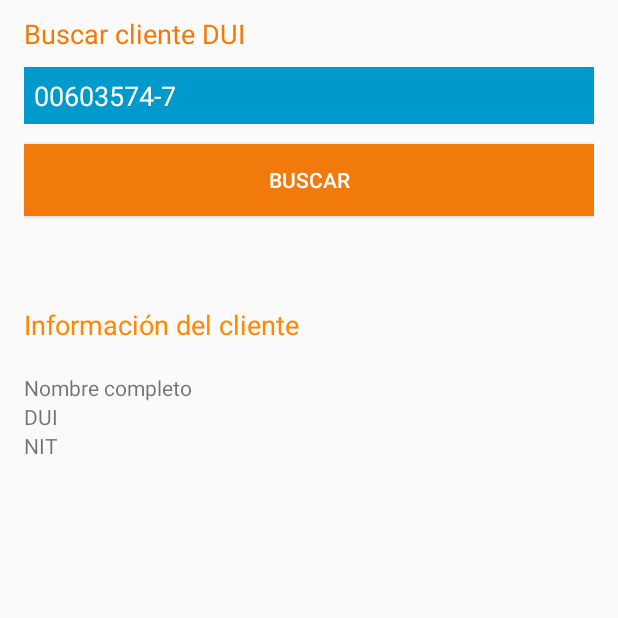
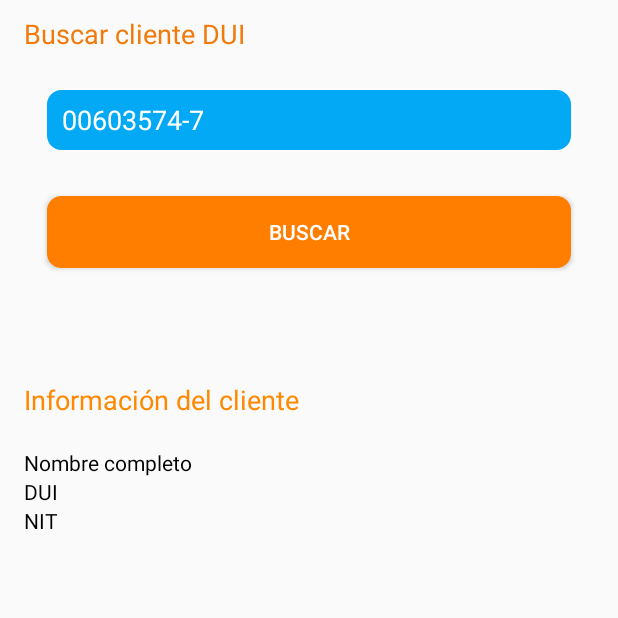
Before and after one commit to RicardoMartinez9608/android_api, an Android app: the fragment GreenFragment shown on its own in the app's theme, on a phone screen of 412 x 824 dp, the top half of it. Run offline under Robolectric (Android 15) with nearby library versions, the light colour scheme and no system bars.

Commit message:
mejoras a la visualizacion de la aplicacion

```diff
--- a/app/src/main/res/layout/fragment_green.xml
+++ b/app/src/main/res/layout/fragment_green.xml
@@ -27,23 +27,26 @@
         <EditText
             android:id="@+id/parametro"
             android:layout_width="match_parent"
-            android:layout_height="wrap_content"
-            android:background="@android:color/holo_blue_dark"
+            android:layout_height="40dp"
             android:ems="10"
+            android:background="@drawable/borde_redondo_textbox"
+            android:textColor="@android:color/background_light"
+            android:hint="DUI"
+            android:textColorHint="@android:color/white"
             android:inputType="phone"
-            android:padding="10px"
-            android:maxLength="10"
-            android:text="       - "
-            android:textColor="@android:color/background_light" />
+            android:paddingLeft="10dp"
+            android:layout_margin="15dp"
+            android:maxLength="10" />
 
         <Button
             android:id="@+id/buscar"
             android:layout_width="match_parent"
             android:layout_height="wrap_content"
             android:layout_marginTop="20px"
-            android:background="?android:attr/colorActivatedHighlight"
+            android:background="@drawable/borde_redondo_botones"
             android:text="Buscar"
             android:textColor="@android:color/background_light"
+            android:layout_margin="15dp"
             android:onClick="onClick"/>
 
         <TextView
@@ -60,25 +63,29 @@
             android:id="@+id/nombre_completo"
             android:layout_width="match_parent"
             android:layout_height="wrap_content"
-            android:text="Nombre completo" />
+            android:text="Nombre completo"
+            android:textColor="@android:color/black"/>
 
         <TextView
             android:id="@+id/dui"
             android:layout_width="match_parent"
             android:layout_height="wrap_content"
-            android:text="DUI" />
+            android:text="DUI"
+            android:textColor="@android:color/black"/>
 
         <TextView
             android:id="@+id/nit"
             android:layout_width="match_parent"
             android:layout_height="wrap_content"
-            android:text="NIT" />
+            android:text="NIT"
+            android:textColor="@android:color/black"/>
 
         <TextView
             android:id="@+id/id"
             android:layout_width="match_parent"
             android:layout_height="wrap_content"
-            android:text="" />
+            android:text=""
+            android:textColor="@android:color/black"/>
 
 
         <Button
@@ -87,7 +94,7 @@
             android:layout_height="wrap_content"
             android:layout_margin="100dp"
             android:layout_marginTop="20px"
-            android:background="?android:attr/colorActivatedHighlight"
+            android:background="@drawable/borde_redondo_botones"
             android:onClick="onClick"
             android:text="Ubicar"
             android:textColor="@android:color/background_light"
--- a/app/src/main/res/layout/fragment_red.xml
+++ b/app/src/main/res/layout/fragment_red.xml
@@ -28,7 +28,8 @@
         <ListView
             android:id="@+id/pagos_lista"
             android:layout_width="wrap_content"
-            android:layout_height="wrap_content" />
+            android:layout_height="wrap_content"
+            />
     </LinearLayout>
 
 
```
Also changed, not shown: app/src/main/java/com/example/prueba/gps.java (+15 -0 lines), app/src/main/res/layout/activity_gps.xml (+6 -2 lines), app/src/main/res/layout/fragment_calculo_credito.xml (+8 -4 lines).
